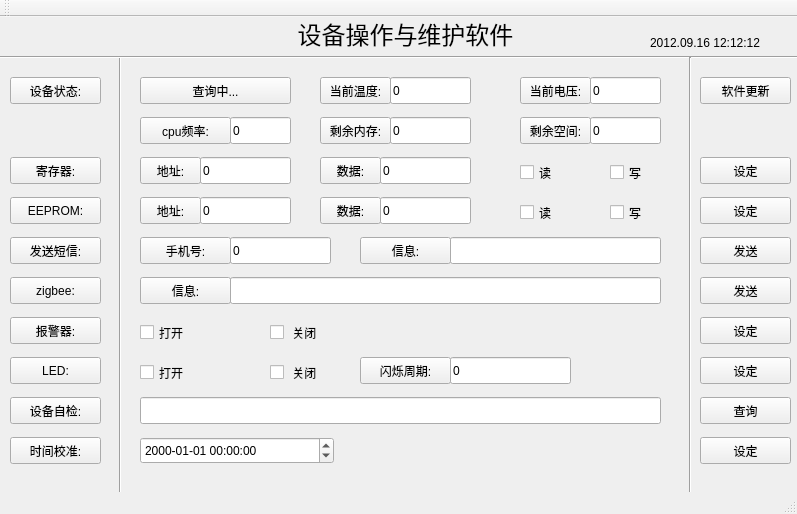
Old version of the form pc/PCOM/mainwindow.ui in the repository youcw/Main_MCM.
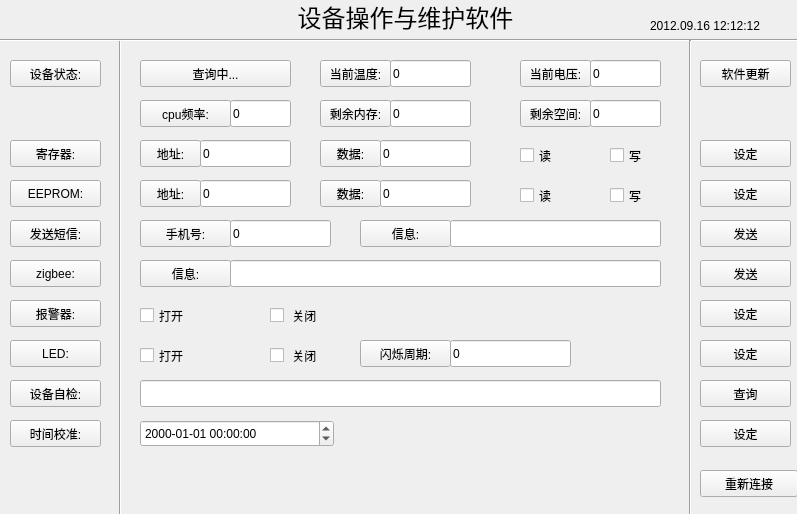
New version of the form.

```diff
--- a/pc/PCOM/mainwindow.ui
+++ b/pc/PCOM/mainwindow.ui
@@ -806,26 +806,20 @@
      <string>设定</string>
     </property>
    </widget>
-  </widget>
-  <widget class="QMenuBar" name="menuBar">
+   <widget class="QPushButton" name="ReConnectButton">
    <property name="geometry">
     <rect>
-     <x>0</x>
-     <y>0</y>
-     <width>797</width>
-     <height>28</height>
-    </rect>
-   </property>
-  </widget>
-  <widget class="QToolBar" name="mainToolBar">
-   <attribute name="toolBarArea">
-    <enum>TopToolBarArea</enum>
-   </attribute>
-   <attribute name="toolBarBreak">
-    <bool>false</bool>
-   </attribute>
+      <x>700</x>
+      <y>470</y>
+      <width>98</width>
+      <height>27</height>
+     </rect>
+    </property>
+    <property name="text">
+     <string>重新连接</string>
+    </property>
+   </widget>
   </widget>
-  <widget class="QStatusBar" name="statusBar"/>
  </widget>
  <layoutdefault spacing="6" margin="11"/>
  <resources/>
```
Lines whose indentation alone changed are shown as unchanged.
